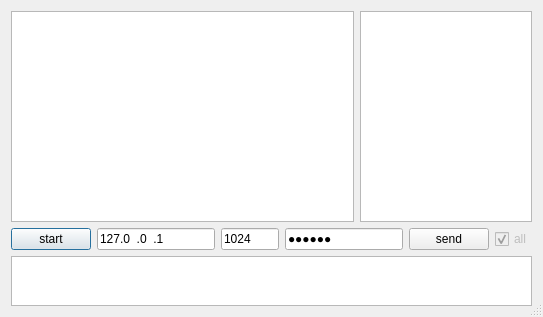
Before: the Qt Designer form dialog.ui in mefest/qChat_server, drawn with Qt 5.
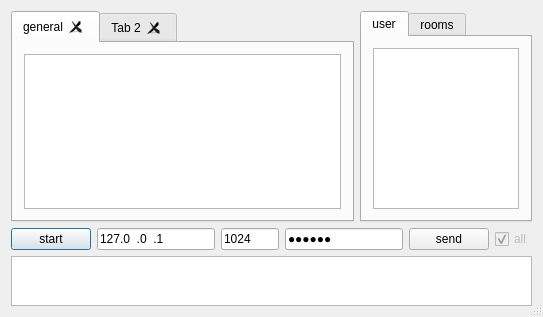
After: the same form once the commit is applied. Icons and pictures are not drawn.

Commit message: start works for rooms add class room

The edit to the form file:
```diff
--- a/dialog.ui
+++ b/dialog.ui
@@ -35,20 +35,59 @@
      <item>
       <layout class="QHBoxLayout" name="horizontalLayout">
        <item>
-        <widget class="QTextEdit" name="te_outputMess">
+        <widget class="QTabWidget" name="tabWidget">
          <property name="sizePolicy">
           <sizepolicy hsizetype="Expanding" vsizetype="Expanding">
            <horstretch>2</horstretch>
            <verstretch>0</verstretch>
           </sizepolicy>
          </property>
-         <property name="readOnly">
+         <property name="tabShape">
+          <enum>QTabWidget::Rounded</enum>
+         </property>
+         <property name="currentIndex">
+          <number>0</number>
+         </property>
+         <property name="elideMode">
+          <enum>Qt::ElideNone</enum>
+         </property>
+         <property name="usesScrollButtons">
+          <bool>false</bool>
+         </property>
+         <property name="tabsClosable">
           <bool>true</bool>
          </property>
+         <widget class="QWidget" name="tab">
+          <attribute name="title">
+           <string>general</string>
+          </attribute>
+          <layout class="QHBoxLayout" name="horizontalLayout_4">
+           <item>
+            <widget class="QTextEdit" name="te_outputMess">
+             <property name="sizePolicy">
+              <sizepolicy hsizetype="Expanding" vsizetype="Expanding">
+               <horstretch>2</horstretch>
+               <verstretch>0</verstretch>
+              </sizepolicy>
+             </property>
+             <property name="readOnly">
+              <bool>true</bool>
+             </property>
+            </widget>
+           </item>
+          </layout>
+          <zorder>te_outputMess</zorder>
+          <zorder>te_outputMess</zorder>
+         </widget>
+         <widget class="QWidget" name="tab_2">
+          <attribute name="title">
+           <string>Tab 2</string>
+          </attribute>
+         </widget>
         </widget>
        </item>
        <item>
-        <widget class="QListWidget" name="lw_users">
+        <widget class="QTabWidget" name="tabWidget_2">
          <property name="sizePolicy">
           <sizepolicy hsizetype="Expanding" vsizetype="Expanding">
            <horstretch>1</horstretch>
@@ -58,6 +97,36 @@
          <property name="contextMenuPolicy">
           <enum>Qt::CustomContextMenu</enum>
          </property>
+         <widget class="QWidget" name="tab_3">
+          <attribute name="title">
+           <string>user</string>
+          </attribute>
+          <layout class="QHBoxLayout" name="horizontalLayout_5">
+           <item>
+            <widget class="QListWidget" name="lw_users">
+             <property name="sizePolicy">
+              <sizepolicy hsizetype="Expanding" vsizetype="Expanding">
+               <horstretch>1</horstretch>
+               <verstretch>0</verstretch>
+              </sizepolicy>
+             </property>
+             <property name="contextMenuPolicy">
+              <enum>Qt::CustomContextMenu</enum>
+             </property>
+            </widget>
+           </item>
+          </layout>
+         </widget>
+         <widget class="QWidget" name="tab_4">
+          <attribute name="title">
+           <string>rooms</string>
+          </attribute>
+          <layout class="QHBoxLayout" name="horizontalLayout_6">
+           <item>
+            <widget class="QListWidget" name="listRoomWidget"/>
+           </item>
+          </layout>
+         </widget>
         </widget>
        </item>
       </layout>
```
Left out of the diff: 4 changed lines with no effect on the pictures. The commit also changes 9 other files.
